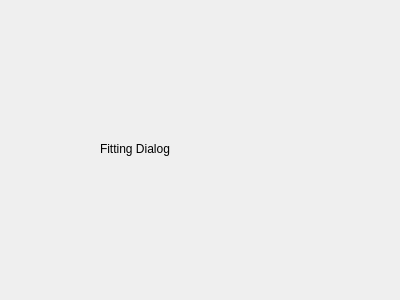
Before: the Qt Designer form src/gui/forms/fittingdialog.ui in Vriur/xfglenses, drawn with Qt 5.
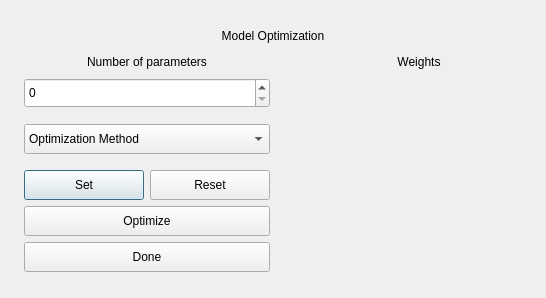
After: the same form once the commit is applied. Custom widgets are drawn as their Qt base class.

Commit message: GUI of Caustic Dialog, Fitting Dialog, Help Dialog & Track Dialog

Patch:
```diff
--- a/src/gui/forms/fittingdialog.ui
+++ b/src/gui/forms/fittingdialog.ui
@@ -6,27 +6,365 @@
    <rect>
     <x>0</x>
     <y>0</y>
-    <width>400</width>
-    <height>300</height>
+    <width>546</width>
+    <height>298</height>
    </rect>
   </property>
   <property name="windowTitle">
    <string>Dialog</string>
   </property>
-  <widget class="QLabel" name="label">
-   <property name="geometry">
-    <rect>
-     <x>100</x>
-     <y>140</y>
-     <width>111</width>
-     <height>17</height>
-    </rect>
-   </property>
-   <property name="text">
-    <string>Fitting Dialog</string>
-   </property>
-  </widget>
+  <layout class="QGridLayout" name="gridLayout_2">
+   <item row="1" column="1">
+    <layout class="QGridLayout" name="gridLayout">
+     <item row="0" column="0">
+      <widget class="QLabel" name="label">
+       <property name="sizePolicy">
+        <sizepolicy hsizetype="Preferred" vsizetype="Minimum">
+         <horstretch>0</horstretch>
+         <verstretch>0</verstretch>
+        </sizepolicy>
+       </property>
+       <property name="minimumSize">
+        <size>
+         <width>0</width>
+         <height>20</height>
+        </size>
+       </property>
+       <property name="text">
+        <string>&lt;html&gt;&lt;head/&gt;&lt;body&gt;&lt;p align=&quot;center&quot;&gt;Model Optimization&lt;/p&gt;&lt;/body&gt;&lt;/html&gt;</string>
+       </property>
+      </widget>
+     </item>
+     <item row="1" column="0">
+      <layout class="QHBoxLayout" name="horizontalLayout_3">
+       <item>
+        <layout class="QVBoxLayout" name="verticalLayout_2">
+         <item>
+          <layout class="QVBoxLayout" name="verticalLayout">
+           <item>
+            <widget class="QLabel" name="label_2">
+             <property name="sizePolicy">
+              <sizepolicy hsizetype="Preferred" vsizetype="Minimum">
+               <horstretch>0</horstretch>
+               <verstretch>0</verstretch>
+              </sizepolicy>
+             </property>
+             <property name="minimumSize">
+              <size>
+               <width>0</width>
+               <height>20</height>
+              </size>
+             </property>
+             <property name="text">
+              <string>&lt;html&gt;&lt;head/&gt;&lt;body&gt;&lt;p align=&quot;center&quot;&gt;Number of parameters&lt;/p&gt;&lt;/body&gt;&lt;/html&gt;</string>
+             </property>
+            </widget>
+           </item>
+           <item>
+            <widget class="QSpinBox" name="NumParameters">
+             <property name="sizePolicy">
+              <sizepolicy hsizetype="Minimum" vsizetype="Minimum">
+               <horstretch>0</horstretch>
+               <verstretch>0</verstretch>
+              </sizepolicy>
+             </property>
+             <property name="minimumSize">
+              <size>
+               <width>0</width>
+               <height>30</height>
+              </size>
+             </property>
+            </widget>
+           </item>
+          </layout>
+         </item>
+         <item>
+          <spacer name="verticalSpacer_2">
+           <property name="orientation">
+            <enum>Qt::Vertical</enum>
+           </property>
+           <property name="sizeType">
+            <enum>QSizePolicy::Minimum</enum>
+           </property>
+           <property name="sizeHint" stdset="0">
+            <size>
+             <width>20</width>
+             <height>10</height>
+            </size>
+           </property>
+          </spacer>
+         </item>
+         <item>
+          <widget class="QComboBox" name="OptMethodCmbBox">
+           <property name="sizePolicy">
+            <sizepolicy hsizetype="Minimum" vsizetype="Minimum">
+             <horstretch>0</horstretch>
+             <verstretch>0</verstretch>
+            </sizepolicy>
+           </property>
+           <property name="minimumSize">
+            <size>
+             <width>0</width>
+             <height>30</height>
+            </size>
+           </property>
+           <item>
+            <property name="text">
+             <string>Optimization Method</string>
+            </property>
+           </item>
+           <item>
+            <property name="text">
+             <string>Evolution</string>
+            </property>
+           </item>
+          </widget>
+         </item>
+         <item>
+          <spacer name="verticalSpacer">
+           <property name="orientation">
+            <enum>Qt::Vertical</enum>
+           </property>
+           <property name="sizeType">
+            <enum>QSizePolicy::Minimum</enum>
+           </property>
+           <property name="sizeHint" stdset="0">
+            <size>
+             <width>20</width>
+             <height>10</height>
+            </size>
+           </property>
+          </spacer>
+         </item>
+         <item>
+          <layout class="QHBoxLayout" name="horizontalLayout">
+           <item>
+            <widget class="QPushButton" name="SetBtn">
+             <property name="sizePolicy">
+              <sizepolicy hsizetype="Minimum" vsizetype="Minimum">
+               <horstretch>0</horstretch>
+               <verstretch>0</verstretch>
+              </sizepolicy>
+             </property>
+             <property name="minimumSize">
+              <size>
+               <width>120</width>
+               <height>30</height>
+              </size>
+             </property>
+             <property name="text">
+              <string>Set</string>
+             </property>
+            </widget>
+           </item>
+           <item>
+            <widget class="QPushButton" name="ResetBtn">
+             <property name="sizePolicy">
+              <sizepolicy hsizetype="Minimum" vsizetype="Minimum">
+               <horstretch>0</horstretch>
+               <verstretch>0</verstretch>
+              </sizepolicy>
+             </property>
+             <property name="minimumSize">
+              <size>
+               <width>120</width>
+               <height>30</height>
+              </size>
+             </property>
+             <property name="text">
+              <string>Reset</string>
+             </property>
+            </widget>
+           </item>
+          </layout>
+         </item>
+         <item>
+          <widget class="QPushButton" name="OptimizeBtn">
+           <property name="sizePolicy">
+            <sizepolicy hsizetype="Minimum" vsizetype="Minimum">
+             <horstretch>0</horstretch>
+             <verstretch>0</verstretch>
+            </sizepolicy>
+           </property>
+           <property name="minimumSize">
+            <size>
+             <width>0</width>
+             <height>30</height>
+            </size>
+           </property>
+           <property name="text">
+            <string>Optimize</string>
+           </property>
+          </widget>
+         </item>
+         <item>
+          <widget class="QPushButton" name="DoneBtn">
+           <property name="sizePolicy">
+            <sizepolicy hsizetype="Minimum" vsizetype="Minimum">
+             <horstretch>0</horstretch>
+             <verstretch>0</verstretch>
+            </sizepolicy>
+           </property>
+           <property name="minimumSize">
+            <size>
+             <width>0</width>
+             <height>30</height>
+            </size>
+           </property>
+           <property name="text">
+            <string>Done</string>
+           </property>
+          </widget>
+         </item>
+        </layout>
+       </item>
+       <item>
+        <spacer name="horizontalSpacer_3">
+         <property name="orientation">
+          <enum>Qt::Horizontal</enum>
+         </property>
+         <property name="sizeType">
+          <enum>QSizePolicy::Minimum</enum>
+         </property>
+         <property name="sizeHint" stdset="0">
+          <size>
+           <width>40</width>
+           <height>10</height>
+          </size>
+         </property>
+        </spacer>
+       </item>
+       <item>
+        <layout class="QVBoxLayout" name="verticalLayout_3">
+         <item>
+          <widget class="QLabel" name="label_3">
+           <property name="sizePolicy">
+            <sizepolicy hsizetype="Minimum" vsizetype="Minimum">
+             <horstretch>0</horstretch>
+             <verstretch>0</verstretch>
+            </sizepolicy>
+           </property>
+           <property name="minimumSize">
+            <size>
+             <width>100</width>
+             <height>20</height>
+            </size>
+           </property>
+           <property name="maximumSize">
+            <size>
+             <width>16777215</width>
+             <height>20</height>
+            </size>
+           </property>
+           <property name="text">
+            <string>&lt;html&gt;&lt;head/&gt;&lt;body&gt;&lt;p align=&quot;center&quot;&gt;Weights&lt;/p&gt;&lt;/body&gt;&lt;/html&gt;</string>
+           </property>
+          </widget>
+         </item>
+         <item>
+          <layout class="QHBoxLayout" name="horizontalLayout_2">
+           <item>
+            <widget class="CustomSlider" name="WA" native="true">
+             <property name="sizePolicy">
+              <sizepolicy hsizetype="Minimum" vsizetype="Minimum">
+               <horstretch>0</horstretch>
+               <verstretch>0</verstretch>
+              </sizepolicy>
+             </property>
+             <property name="minimumSize">
+              <size>
+               <width>100</width>
+               <height>120</height>
+              </size>
+             </property>
+            </widget>
+           </item>
+           <item>
+            <widget class="CustomSlider" name="WP" native="true">
+             <property name="sizePolicy">
+              <sizepolicy hsizetype="Minimum" vsizetype="Minimum">
+               <horstretch>0</horstretch>
+               <verstretch>0</verstretch>
+              </sizepolicy>
+             </property>
+             <property name="minimumSize">
+              <size>
+               <width>100</width>
+               <height>120</height>
+              </size>
+             </property>
+            </widget>
+           </item>
+          </layout>
+         </item>
+        </layout>
+       </item>
+      </layout>
+     </item>
+    </layout>
+   </item>
+   <item row="2" column="1">
+    <spacer name="verticalSpacer_3">
+     <property name="orientation">
+      <enum>Qt::Vertical</enum>
+     </property>
+     <property name="sizeHint" stdset="0">
+      <size>
+       <width>20</width>
+       <height>40</height>
+      </size>
+     </property>
+    </spacer>
+   </item>
+   <item row="1" column="0">
+    <spacer name="horizontalSpacer">
+     <property name="orientation">
+      <enum>Qt::Horizontal</enum>
+     </property>
+     <property name="sizeHint" stdset="0">
+      <size>
+       <width>40</width>
+       <height>20</height>
+      </size>
+     </property>
+    </spacer>
+   </item>
+   <item row="1" column="2">
+    <spacer name="horizontalSpacer_2">
+     <property name="orientation">
+      <enum>Qt::Horizontal</enum>
+     </property>
+     <property name="sizeHint" stdset="0">
+      <size>
+       <width>40</width>
+       <height>20</height>
+      </size>
+     </property>
+    </spacer>
+   </item>
+   <item row="0" column="1">
+    <spacer name="verticalSpacer_4">
+     <property name="orientation">
+      <enum>Qt::Vertical</enum>
+     </property>
+     <property name="sizeHint" stdset="0">
+      <size>
+       <width>20</width>
+       <height>40</height>
+      </size>
+     </property>
+    </spacer>
+   </item>
+  </layout>
  </widget>
+ <customwidgets>
+  <customwidget>
+   <class>CustomSlider</class>
+   <extends>QWidget</extends>
+   <header location="global">src/gui/headers/customslider.h</header>
+   <container>1</container>
+  </customwidget>
+ </customwidgets>
  <resources/>
  <connections/>
 </ui>
```
Left out of the diff: 2 changed lines with no effect on the pictures. The commit also changes 12 other files.
